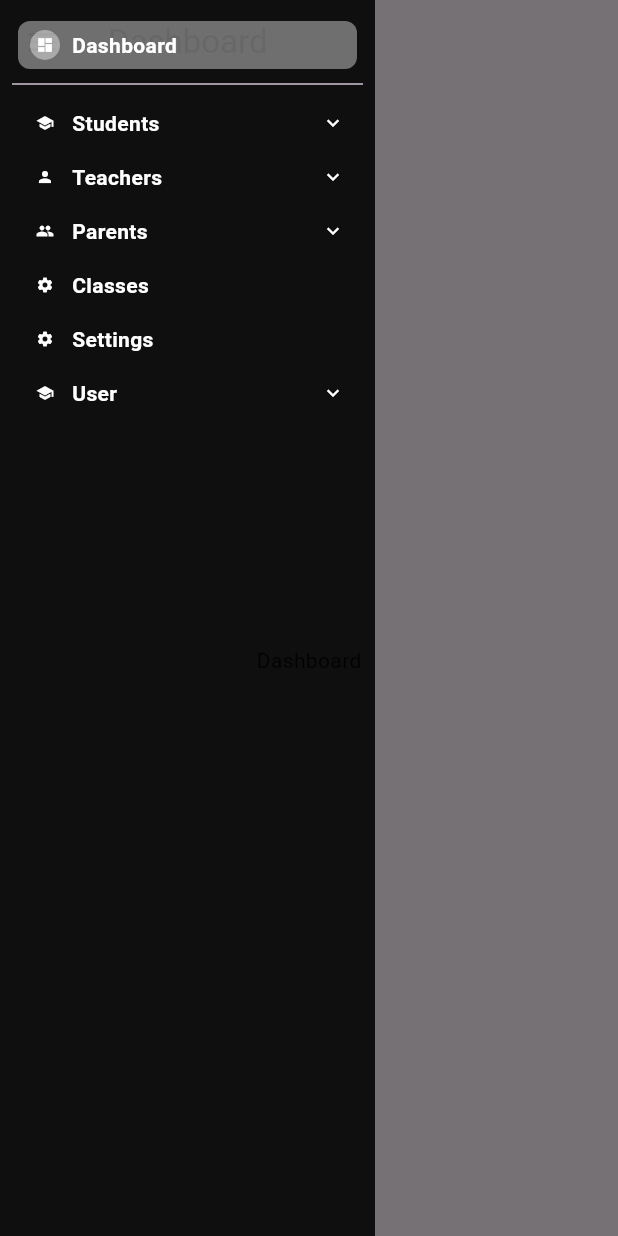
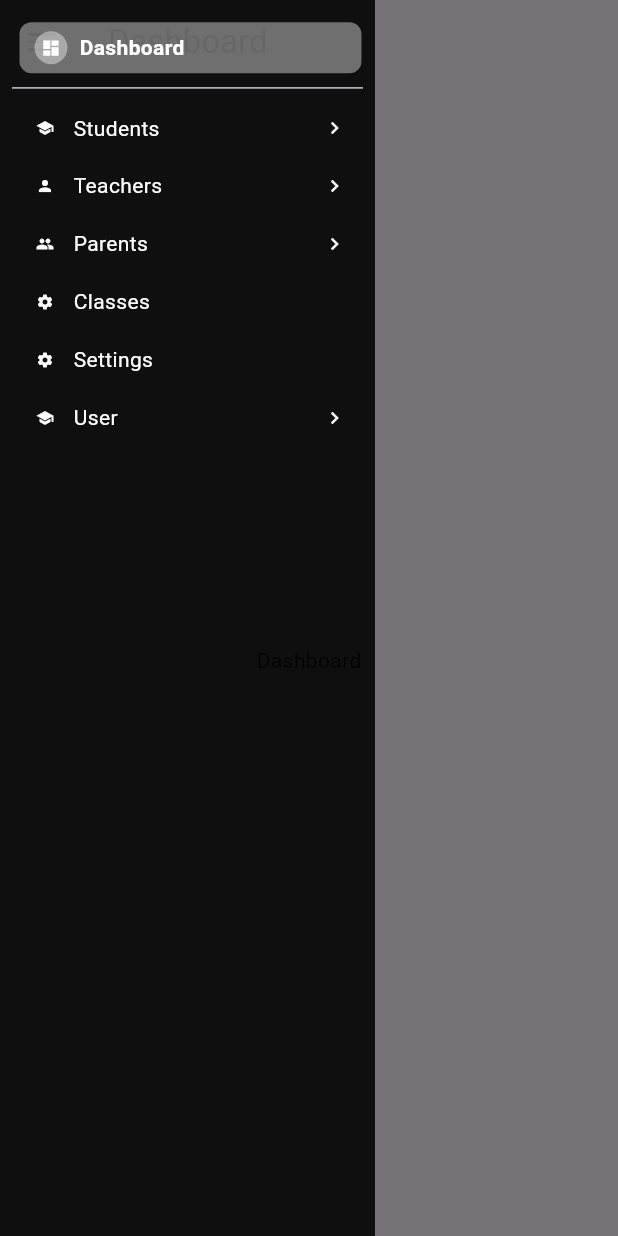
Before and after one commit to rupkumar-dev/sidebar-widget, a Flutter app: the screen it shows after launch, after a tap on the "menu" icon, on a phone screen of 412 x 824 dp. Run offline on Flutter 3.47's test engine with Material 3 defaults, Android fonts, the phone set to English and light mode, and no system bars; our stand-ins replace go_router.

Commit message:
refactor: update sidebar widget configuration and remove unused controller

```diff
--- a/example/lib/Admin/admin.dart
+++ b/example/lib/Admin/admin.dart
@@ -1,6 +1,7 @@
 import 'package:flutter/material.dart';
 
 import 'package:go_router/go_router.dart';
+import 'package:sidebar_widget/Navigation/widget/config.dart';
 import 'package:sidebar_widget/sidebar_widget.dart';
 import 'package:provider/provider.dart';
 import 'sitebaritem.dart';
@@ -74,8 +75,11 @@ class Sidebar extends StatelessWidget {
     return CustomSideBar(
       currentRoute: path,
       items: items,
-      backgroundColor: Colors.black87,
-      width: 250,
+sidebarConfig: SidebarConfig(
+        backgroundColor: Colors.black87,
+        width: 250,
+      ),
+
       onRouteSelected: (route) {
         context.goNamed(route);
       },
--- a/lib/Navigation/custom_sidebar.dart
+++ b/lib/Navigation/custom_sidebar.dart
@@ -2,8 +2,9 @@ import 'package:flutter/material.dart';
 import 'package:provider/provider.dart';
 
 import 'model/navigation_item.dart';
+import 'widget/config.dart';
 import 'widget/sidebar_widget.dart';
-import 'sidebar_controller.dart';
+import 'provider/sidebar_controller.dart';
 
 /// A customizable sidebar widget that supports navigation items and nested routes.
 /// Handles route matching, item expansion, and selection states.
@@ -11,11 +12,11 @@ class CustomSideBar extends StatelessWidget {
   /// List of items to display in the sidebar. Can contain both NavigationItem and Widget.
   final List<dynamic> items;
 
-  /// Background color of the sidebar.
-  final Color? backgroundColor;
+  /// Configuration for the sidebar appearance
+  final SidebarConfig? sidebarConfig;
 
-  /// Width of the sidebar.
-  final double? width;
+  /// Configuration for the sidebarItem appearance
+  final ItemConfig? itemConfig;
 
   /// Callback function when a route is selected.
   final Function(String)? onRouteSelected;
@@ -28,8 +29,8 @@ class CustomSideBar extends StatelessWidget {
     super.key,
     required this.items,
     this.currentRoute,
-    this.backgroundColor,
-    this.width,
+    this.sidebarConfig,
+    this.itemConfig,
     this.onRoute = false,
     this.onRouteSelected,
   });
@@ -41,9 +42,9 @@ class CustomSideBar extends StatelessWidget {
       child: Consumer<SidebarController>(
         builder: (context, controller, _) {
           return Container(
-            padding: const EdgeInsets.symmetric(vertical: 12, horizontal: 8),
-            color: backgroundColor,
-            width: width,
+            padding: sidebarConfig?.padding,
+            color: sidebarConfig?.backgroundColor,
+            width: sidebarConfig?.width,
             child: ListView.builder(
               cacheExtent: 300,
               itemCount: items.length,
@@ -55,6 +56,10 @@ class CustomSideBar extends StatelessWidget {
                 return SidebarWidget(
                   item: navItem,
                   index: index,
+                  selectedColor: itemConfig?.selectedItemColor,
+                  iconBagroundColor: itemConfig?.iconBagroundColor,
+                  iconColor: itemConfig?.iconColor,
+                  textColor: itemConfig?.textColor,
                   itemExpanded: controller.itemExpandedIndex == index,
                   isSelected: controller.selectedIndex == index,
                   selectedSubIndex: controller.selectedSubIndex,
--- /dev/null
+++ b/lib/Navigation/provider/listlie_controller.dart
@@ -0,0 +1,11 @@
+import 'package:flutter/material.dart';
+
+class ListTileController extends ChangeNotifier {
+  bool _isHovered = false;
+  bool get isHovered => _isHovered;
+
+  void setHovered(bool value) {
+    _isHovered = value;
+    notifyListeners();
+  }
+}
--- a/lib/Navigation/sidebar_controller.dart
+++ b/lib/Navigation/provider/sidebar_controller.dart
@@ -1,5 +1,5 @@
 import 'package:flutter/material.dart';
-import 'model/navigation_item.dart';
+import '../model/navigation_item.dart';
 
 class SidebarController extends ChangeNotifier {
   int _itemExpandedIndex = -1;
--- /dev/null
+++ b/lib/Navigation/widget/config.dart
@@ -0,0 +1,43 @@
+import 'package:flutter/material.dart';
+
+/// Configuration for an item in the navigation widget.
+class SidebarConfig {
+  final Color? backgroundColor;
+
+  final double? width;
+
+  final EdgeInsets? padding;
+
+  const SidebarConfig({
+    this.backgroundColor,
+    this.width,
+    this.padding = const EdgeInsets.symmetric(vertical: 12, horizontal: 8),
+  });
+}
+
+/// Configuration for styling individual navigation items.
+class ItemConfig {
+  /// The color to use when an item is selected.
+  final Color? selectedItemColor;
+
+  /// The background color for the icon container.
+  /// Note: "iconBagroundColor" appears to have a typo - consider renaming to "iconBackgroundColor"
+  final Color? iconBagroundColor;
+
+  /// The color to use for the icon itself.
+  final Color? iconColor;
+
+  /// The color to use for the item's text label.
+  final Color? textColor;
+
+  /// Creates a configuration for navigation item styling.
+  ///
+  /// All parameters are optional and will fall back to the default theme colors
+  /// if not specified.
+  const ItemConfig({
+    this.selectedItemColor,
+    this.iconBagroundColor,
+    this.iconColor,
+    this.textColor,
+  });
+}
--- a/lib/Navigation/widget/custom_list_tile.dart
+++ b/lib/Navigation/widget/custom_list_tile.dart
@@ -1,4 +1,7 @@
 import 'package:flutter/material.dart';
+import 'package:provider/provider.dart';
+
+import '../provider/listlie_controller.dart';
 
 /// A customizable list tile widget that supports expansion, hover effects, and overlays.
 ///
@@ -7,7 +10,7 @@ import 'package:flutter/material.dart';
 /// * Hover effects with customizable colors
 /// * Optional overlay display for collapsed state
 /// * Animated transitions
-class CustomListTile extends StatefulWidget {
+class CustomListTile extends StatelessWidget {
   /// The text to display in the list tile.
   final String title;
 
@@ -34,6 +37,8 @@ class CustomListTile extends StatefulWidget {
   final Color? selectedColor;
   final Color? iconBagroundColor;
   final Color? hoverColor;
+  final Color? iconColor;
+  final Color? textColor;
   final bool showOverlay;
   const CustomListTile({
     super.key,
@@ -47,225 +52,117 @@ class CustomListTile extends StatefulWidget {
     this.selectedColor,
     this.iconBagroundColor,
     this.hoverColor,
+    this.iconColor,
+    this.textColor,
     this.enableAnimation = true,
     this.showOverlay = false,
   });
 
   @override
-  CustomListTileState createState() => CustomListTileState();
-}
+  Widget build(BuildContext context) {
+    final bool hasChildren = children?.isNotEmpty ?? false;
+    final bool isExpandedValue = isExpanded ?? true;
+    final bool isSelectedValue = isSelected ?? false;
+    final Color effectiveHoverColor =
+        hoverColor ?? Colors.black.withValues(alpha: 0.2);
+    final Color effectiveSelectedColor =
+        selectedColor ?? Colors.white.withValues(alpha: 0.4);
 
-/// The State class for [CustomListTile].
-///
-/// Handles the animation, hover effects, and overlay display logic for the tile.
-class CustomListTileState extends State<CustomListTile>
-    with SingleTickerProviderStateMixin {
-  late AnimationController _controller;
-  late Animation<double> _animation;
-  bool _isHovered = false;
-  OverlayEntry? _overlayEntry;
-
-  @override
-  void initState() {
-    super.initState();
-    _controller = AnimationController(
+    final iconWidget = SizedBox(
+      width: 22,
+      height: 22,
+      child: Center(
+        child: AnimatedScale(
           duration: const Duration(milliseconds: 200),
-      vsync: this,
-    );
-    _animation = CurvedAnimation(
-      parent: _controller,
-      curve: Curves.easeInOut,
-    );
-    if (widget.itemExpanded ?? false) {
-      _controller.value = 1.0;
-    }
-  }
-
-  @override
-  void didUpdateWidget(CustomListTile oldWidget) {
-    super.didUpdateWidget(oldWidget);
-    if (widget.itemExpanded != oldWidget.itemExpanded) {
-      if (widget.itemExpanded ?? false) {
-        _controller.forward();
-      } else {
-        _controller.reverse();
-      }
-    }
-  }
-
-  void _showOverlay(BuildContext context) {
-    if (_overlayEntry != null) return;
-
-    final RenderBox renderBox = context.findRenderObject() as RenderBox;
-    final position = renderBox.localToGlobal(Offset.zero);
-
-    _overlayEntry = OverlayEntry(
-      builder: (context) => Positioned(
-        left: position.dx + renderBox.size.width - 4,
-        top: position.dy,
-        child: Material(
-          color: Colors.transparent,
-          child: MouseRegion(
-            onEnter: (_) => _isHovered = true,
-            onExit: (_) {
-              _isHovered = false;
-              Future.delayed(const Duration(milliseconds: 300), () {
-                if (!_isHovered && !widget.isExpanded!) {
-                  _removeOverlay();
-                }
-              });
-            },
-            child: Container(
-              width: 200,
+          scale: isSelectedValue ? 1.1 : 1.0,
+          curve: Curves.easeInOutCubic,
+          child: AnimatedContainer(
+            duration: const Duration(milliseconds: 200),
+            curve: Curves.easeInOutCubic,
             decoration: BoxDecoration(
-                color: Colors.black87,
-                borderRadius: BorderRadius.circular(8),
-                boxShadow: [
-                  BoxShadow(
-                    color: Colors.black.withValues(alpha: 0.2),
-                    blurRadius: 8,
-                    offset: const Offset(2, 2),
+              shape: BoxShape.circle,
+              color: isSelectedValue
+                  ? iconBagroundColor ?? effectiveSelectedColor
+                  : Colors.transparent,
             ),
-                ],
-              ),
-              child: Column(
-                mainAxisSize: MainAxisSize.min,
-                crossAxisAlignment: CrossAxisAlignment.start,
-                children: widget.children?.map((child) {
-                      if (child is CustomListTile) {
-                        return CustomListTile(
-                          title: child.title,
-                          icon: child.icon,
-                          isSelected: child.isSelected,
-                          isExpanded: true,
-                          showOverlay: false,
-                          onTap: child.onTap,
-                        );
-                      }
-                      return child;
-                    }).toList() ??
-                    [],
-              ),
+            padding: const EdgeInsets.all(4),
+            child: Icon(
+              icon,
+              color: iconColor ?? Colors.white,
+              size: 12,
             ),
           ),
         ),
       ),
     );
 
-    Overlay.of(context).insert(_overlayEntry!);
-  }
-
-  @override
-  void dispose() {
-    _removeOverlay();
-    _controller.dispose();
-    super.dispose();
-  }
-
-  @override
-  Widget build(BuildContext context) {
-    final bool isSelected = widget.isSelected ?? false;
-    final Color effectiveHoverColor =
-        widget.hoverColor ?? Colors.black.withValues(alpha: 0.2);
-    final Color effectiveSelectedColor =
-        widget.selectedColor ?? Colors.white.withValues(alpha: 0.4);
-    final bool hasChildren =
-        widget.children != null && widget.children!.isNotEmpty;
-    final bool isExpanded = widget.isExpanded ?? false;
-
-    if (isExpanded && _overlayEntry != null) {
-      _removeOverlay();
-    }
-
+    return ChangeNotifierProvider(
+      lazy: true,
+      create: (_) => ListTileController(),
+      child: Consumer<ListTileController>(
+        builder: (context, controller, _) {
           return Column(
             mainAxisSize: MainAxisSize.min,
             children: [
-        MouseRegion(
-          onEnter: (_) {
-            setState(() => _isHovered = true);
-            if (widget.showOverlay && hasChildren && !isExpanded) {
-              _showOverlay(context);
-            }
-          },
-          onExit: (_) {
-            setState(() => _isHovered = false);
-            if (widget.showOverlay && hasChildren) {
-              Future.delayed(const Duration(milliseconds: 300), () {
-                if (!_isHovered && !isExpanded) {
-                  _removeOverlay();
-                }
-              });
-            }
-          },
-          child: GestureDetector(
-            onTap: widget.onTap,
-            child: Container(
-              width: isExpanded ? null : 36,
+              AnimatedPadding(
+                duration: const Duration(milliseconds: 200),
+                padding: EdgeInsets.only(
+                  left: isSelectedValue ? 4.0 : 0.0,
+                  top: isSelectedValue ? 1.0 : 0.0,
+                  bottom: isSelectedValue ? 0.0 : 1.0,
+                ),
+                child: InkWell(
+                  onHover: context.read<ListTileController>().setHovered,
+                  onTap: onTap,
+                  child: AnimatedContainer(
+                    duration: const Duration(milliseconds: 200),
+                    curve: Curves.easeInOutCubic,
+                    width: isExpandedValue ? null : 42,
                     margin: EdgeInsets.symmetric(
-                horizontal: isExpanded ? 4.0 : 1.0,
-                vertical: 2.0,
+                      horizontal: isExpandedValue ? 1.0 : 1.0,
+                      vertical: 1.8,
                     ),
                     padding: EdgeInsets.symmetric(
-                horizontal: isExpanded ? 8.0 : 2.0,
+                      horizontal: isExpandedValue ? 10.0 : 4.0,
                       vertical: 6.0,
                     ),
                     decoration: BoxDecoration(
-                borderRadius: BorderRadius.circular(8),
-                gradient: (isSelected || _isHovered)
-                    ? LinearGradient(
-                        colors: [
-                          _isHovered && !isSelected
-                              ? effectiveHoverColor
-                              : effectiveSelectedColor,
-                          _isHovered && !isSelected
-                              ? effectiveHoverColor.withValues(alpha: .05)
-                              : effectiveSelectedColor.withValues(alpha: 0.4),
-                        ],
-                        begin: Alignment.topLeft,
-                        end: Alignment.bottomRight,
-                      )
-                    : null,
+                      borderRadius: const BorderRadius.all(Radius.circular(8)),
+                      color: (isSelectedValue || controller.isHovered)
+                          ? (isSelectedValue
+                              ? effectiveSelectedColor
+                              : effectiveHoverColor)
+                          : Colors.transparent,
                     ),
                     child: Row(
                       mainAxisSize: MainAxisSize.min,
                       mainAxisAlignment: MainAxisAlignment.center,
                       children: [
-                  SizedBox(
-                    width: 20,
-                    height: 20,
-                    child: Center(
-                      child: CircleAvatar(
-                        maxRadius: 10,
-                        backgroundColor: isSelected
-                            ? widget.iconBagroundColor ?? effectiveSelectedColor
-                            : Colors.transparent,
-                        child: Icon(
-                          widget.icon,
-                          color: Colors.white,
-                          size: 12,
-                        ),
-                      ),
-                    ),
-                  ),
-                  if (isExpanded) ...[
+                        iconWidget,
+                        if (isExpandedValue) ...[
                           const SizedBox(width: 8),
                           Expanded(
                             child: Text(
-                        widget.title,
-                        style: const TextStyle(
-                          color: Colors.white,
-                          fontWeight: FontWeight.bold,
+                              title,
+                              style: TextStyle(
+                                color: textColor ?? Colors.white,
+                                fontWeight: isSelectedValue
+                                    ? FontWeight.w600
+                                    : FontWeight.normal,
+                                fontSize: 14,
                               ),
                               overflow: TextOverflow.ellipsis,
                             ),
                           ),
                           if (hasChildren)
-                      Icon(
-                        (widget.itemExpanded ?? false)
-                            ? Icons.expand_less
-                            : Icons.expand_more,
+                            AnimatedRotation(
+                              duration: const Duration(milliseconds: 200),
+                              turns: (itemExpanded ?? false) ? 0.25 : 0.0,
+                              child: const Icon(
+                                Icons.chevron_right,
                                 color: Colors.white,
                                 size: 16,
+                              ),
                             ),
                         ],
                       ],
@@ -273,28 +170,22 @@ class CustomListTileState extends State<CustomListTile>
                   ),
                 ),
               ),
-        if (isExpanded && hasChildren)
+              if (isExpandedValue && hasChildren)
                 ClipRect(
-            child: SizeTransition(
-              sizeFactor: widget.enableAnimation
-                  ? _animation
-                  : AlwaysStoppedAnimation(
-                      widget.itemExpanded ?? false ? 1.0 : 0.0),
-              child: Padding(
+                  child: AnimatedSize(
+                    duration: const Duration(milliseconds: 200),
+                    child: (itemExpanded ?? false)
+                        ? Padding(
                             padding: const EdgeInsets.only(left: 12.0),
-                child: Column(
-                  children: widget.children ?? [],
-                ),
-              ),
+                            child: Column(children: children ?? []),
+                          )
+                        : const SizedBox.shrink(),
                   ),
                 ),
             ],
           );
-  }
-
-  void _removeOverlay() {
-    _overlayEntry?.remove();
-    _overlayEntry = null;
-    _isHovered = false;
+        },
+      ),
+    );
   }
 }
--- a/lib/Navigation/widget/sidebar_widget.dart
+++ b/lib/Navigation/widget/sidebar_widget.dart
@@ -12,6 +12,10 @@ class SidebarWidget extends StatelessWidget {
   final int? selectedSubIndex;
   final VoidCallback itemOnTap;
   final Function(int) onSubItemTap;
+  final Color? selectedColor;
+  final Color? iconBagroundColor;
+  final Color? iconColor;
+  final Color? textColor;
 
   const SidebarWidget({
     super.key,
@@ -22,6 +26,10 @@ class SidebarWidget extends StatelessWidget {
     required this.itemOnTap,
     required this.onSubItemTap,
     this.selectedSubIndex,
+    this.selectedColor,
+    this.iconBagroundColor,
+    this.iconColor,
+    this.textColor,
   });
 
   @override
@@ -30,7 +38,11 @@ class SidebarWidget extends StatelessWidget {
       final int subIndex = entry.key;
       final sub = entry.value;
       return CustomListTile(
+        iconBagroundColor: iconBagroundColor,
+        iconColor: iconColor,
+        textColor: textColor,
         key: ValueKey(index * 100 + subIndex),
+        selectedColor: selectedColor,
         isSelected: selectedSubIndex == subIndex && isSelected,
         title: sub.title,
         icon: sub.icon ?? Icons.subdirectory_arrow_right,
@@ -40,6 +52,10 @@ class SidebarWidget extends StatelessWidget {
 
     return CustomListTile(
       key: ValueKey('main_item_$index'),
+      selectedColor: selectedColor,
+      iconBagroundColor: iconBagroundColor,
+      iconColor: iconColor,
+      textColor: textColor,
       title: item.title,
       icon: item.icon,
       itemExpanded: itemExpanded,
--- a/lib/sidebar_widget.dart
+++ b/lib/sidebar_widget.dart
@@ -2,3 +2,4 @@ library;
 
 export 'Navigation/custom_sidebar.dart';
 export 'Navigation/model/navigation_item.dart';
+export 'Navigation/widget/config.dart';
```
Also changed, not shown: example/pubspec.lock. Lines whose indentation alone changed are shown as unchanged.
